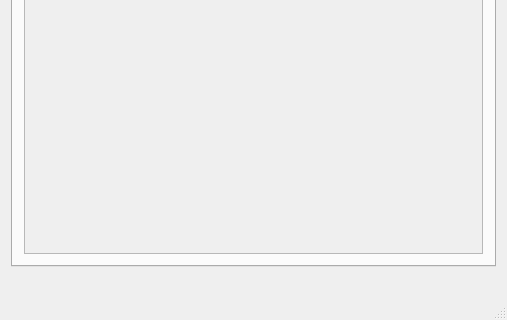
Old version of the form mainwindow.ui in the repository Lurkki14/tuxclocker; both pictures show x 0 to 507 and y 352 to 672 of the 507 by 672 pixel window.
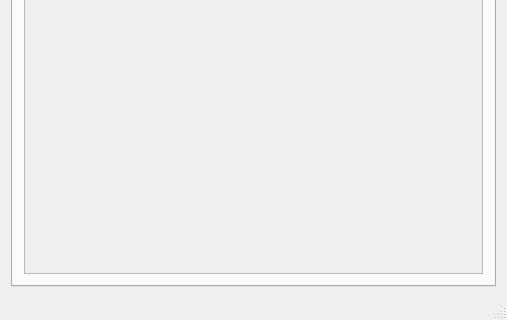
New version of the form. The open tabs and pages were chosen to show the change. Icons and pictures are not drawn.

What changed in the file:
```diff
--- a/mainwindow.ui
+++ b/mainwindow.ui
@@ -240,7 +240,7 @@
              <x>0</x>
              <y>0</y>
              <width>471</width>
-             <height>539</height>
+             <height>560</height>
             </rect>
            </property>
            <layout class="QGridLayout" name="gridLayout_2"/>
@@ -251,13 +251,6 @@
       </widget>
      </widget>
     </item>
-    <item>
-     <widget class="QLabel" name="statusLabel">
-      <property name="text">
-       <string/>
-      </property>
-     </widget>
-    </item>
    </layout>
   </widget>
   <widget class="QMenuBar" name="menuBar">
```
